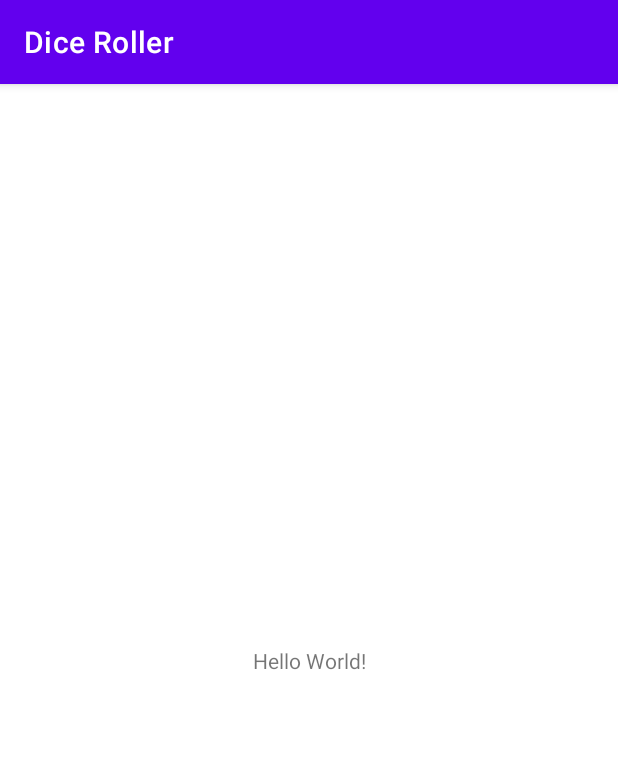
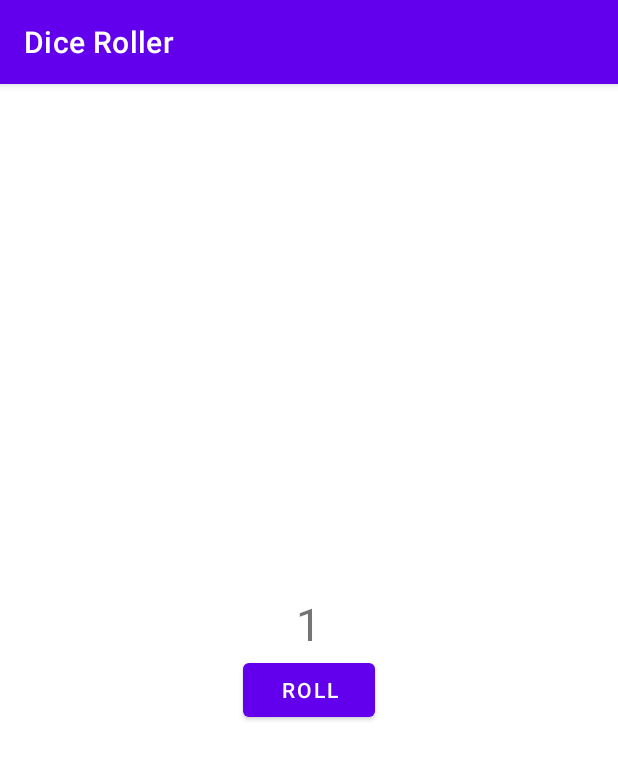
Before and after one commit to cmcnally1/dice-roller, an Android app: the screen it shows after launch (MainActivity), on a phone screen of 412 x 824 dp. Shown: the top 760 px of the screen. Run offline under Robolectric (Android 15) with nearby library versions, the phone set to English and light mode, and no system bars; 3 statements that could not run were skipped.

Commit message:
Added new text and button to main activity

```diff
--- a/app/build.gradle
+++ b/app/build.gradle
@@ -29,6 +29,9 @@ android {
     kotlinOptions {
         jvmTarget = '1.8'
     }
+    buildFeatures{
+        viewBinding true
+    }
 }
 
 dependencies {
--- a/app/src/main/java/com/cmcnally/diceroller/MainActivity.kt
+++ b/app/src/main/java/com/cmcnally/diceroller/MainActivity.kt
@@ -2,10 +2,25 @@ package com.cmcnally.diceroller
 
 import androidx.appcompat.app.AppCompatActivity
 import android.os.Bundle
+import android.widget.Button
+import com.cmcnally.diceroller.databinding.ActivityMainBinding
 
 class MainActivity : AppCompatActivity() {
+
+    //View binding variable
+    private lateinit var binding: ActivityMainBinding
+
     override fun onCreate(savedInstanceState: Bundle?) {
         super.onCreate(savedInstanceState)
         setContentView(R.layout.activity_main)
+
+        //Using View binding to inflate the activity main layout
+        binding = ActivityMainBinding.bind(findViewById(R.id.root))
+
+        //Roll button used to roll the dice
+        val rollButton: Button = binding.button
+
+        //Changing the roll button text programmatically
+        rollButton.text = "Let's Roll"
     }
 }
--- a/app/src/main/res/layout/activity_main.xml
+++ b/app/src/main/res/layout/activity_main.xml
@@ -1,18 +1,25 @@
 <?xml version="1.0" encoding="utf-8"?>
-<androidx.constraintlayout.widget.ConstraintLayout xmlns:android="http://schemas.android.com/apk/res/android"
-    xmlns:app="http://schemas.android.com/apk/res-auto"
+<LinearLayout xmlns:android="http://schemas.android.com/apk/res/android"
     xmlns:tools="http://schemas.android.com/tools"
+    android:id="@+id/root"
     android:layout_width="match_parent"
-    android:layout_height="match_parent"
+    android:layout_height="wrap_content"
+    android:orientation="vertical"
+    android:layout_gravity="center"
     tools:context=".MainActivity">
 
     <TextView
         android:layout_width="wrap_content"
         android:layout_height="wrap_content"
-        android:text="Hello World!"
-        app:layout_constraintBottom_toBottomOf="parent"
-        app:layout_constraintLeft_toLeftOf="parent"
-        app:layout_constraintRight_toRightOf="parent"
-        app:layout_constraintTop_toTopOf="parent" />
+        android:layout_gravity="center_horizontal"
+        android:text="1"
+        android:textSize="30sp"/>
 
-</androidx.constraintlayout.widget.ConstraintLayout>
+    <Button
+        android:id="@+id/button"
+        android:layout_width="wrap_content"
+        android:layout_height="wrap_content"
+        android:text="@string/roll"
+        android:layout_gravity="center_horizontal"/>
+
+</LinearLayout>
--- a/app/src/main/res/values/strings.xml
+++ b/app/src/main/res/values/strings.xml
@@ -1,3 +1,4 @@
 <resources>
     <string name="app_name">Dice Roller</string>
+    <string name="roll">Roll</string>
 </resources>
```
